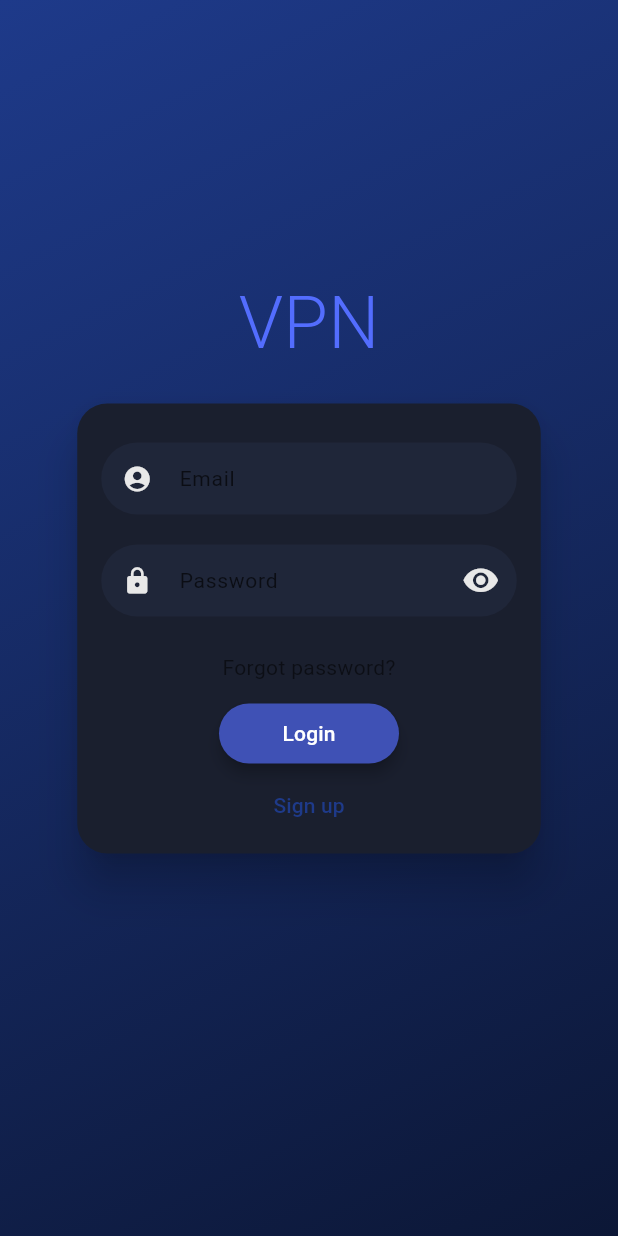
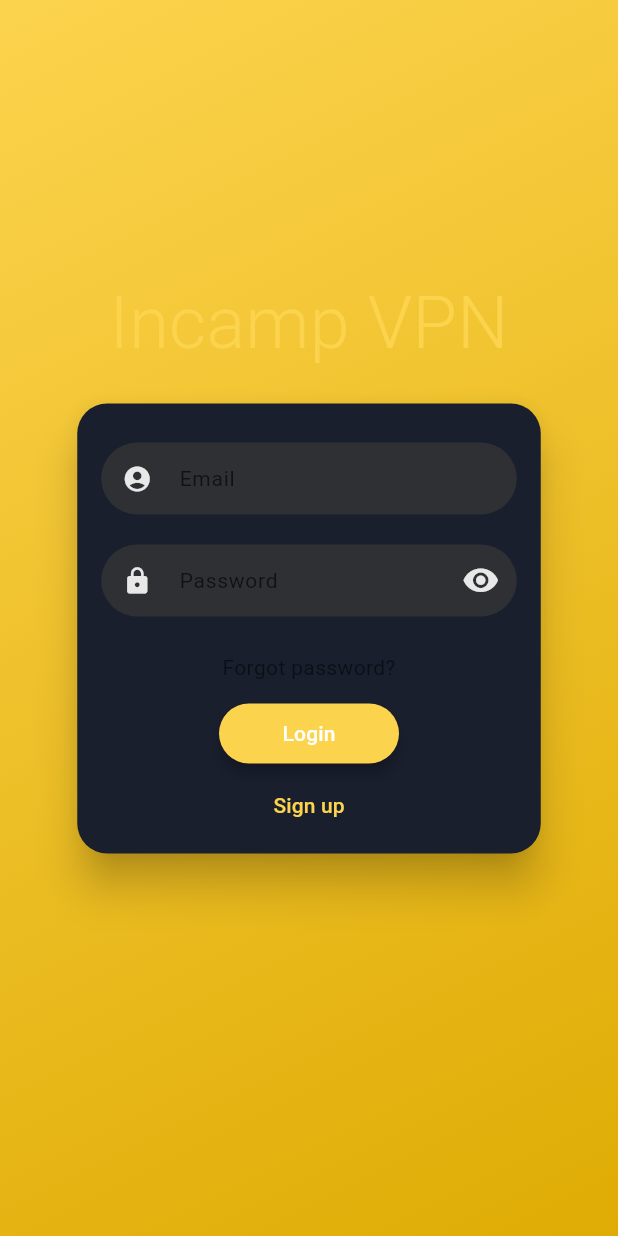
Before and after one commit to Midasfallen/vpn, a Flutter app: the screen it shows after launch, on a phone screen of 412 x 824 dp. Run offline on Flutter 3.47's test engine with Material 3 defaults, Android fonts, the phone set to English and light mode, and no system bars; drawn by our look-alikes of flutter_login; our stand-ins replace connectivity_plus, easy_localization, flutter_secure_storage, in_app_purchase; accounts and stored records are empty.

Commit message:
refactor: update splash and auth screens with new design
- Replace splash screen image with removebg icon
- Update auth screen title from 'VPN' to 'Incamp VPN'
- Change auth screen colors to gold (#FCD34D)
- VPN disconnect animation smooth with reverse() call

```diff
--- a/lib/screens/auth_screen.dart
+++ b/lib/screens/auth_screen.dart
@@ -56,7 +56,7 @@ class AuthScreen extends StatelessWidget {
   Widget build(BuildContext context) {
     return FlutterLogin(
       key: const Key('login-screen'),
-      title: 'VPN',
+      title: 'Incamp VPN',
       onLogin: _authUser,
       onSignup: _signupUser,
       onRecoverPassword: _recoverPassword,
@@ -77,9 +77,9 @@ class AuthScreen extends StatelessWidget {
         flushbarTitleSuccess: 'registration_auto_login_failed'.tr(),
       ),
       theme: LoginTheme(
-        primaryColor: Theme.of(context).colorScheme.primary,
-        accentColor: Colors.indigoAccent,
-        buttonTheme: const LoginButtonTheme(backgroundColor: Colors.indigo),
+        primaryColor: const Color(0xFFFCD34D),
+        accentColor: const Color(0xFFFCD34D),
+        buttonTheme: const LoginButtonTheme(backgroundColor: Color(0xFFFCD34D)),
       ),
       onSubmitAnimationCompleted: () {
         Navigator.pushReplacementNamed(context, '/home');
--- a/lib/screens/splash_screen.dart
+++ b/lib/screens/splash_screen.dart
@@ -33,7 +33,7 @@ class _SplashScreenState extends State<SplashScreen> {
           // Полноэкранное изображение
           Positioned.fill(
             child: Image.asset(
-              'assets/image.jpg',
+              'assets/ea866ac6-8957-42ea-a843-e4eda0e6d9b7-removebg-preview (1).png',
               fit: BoxFit.cover,
             ),
           ),
```
